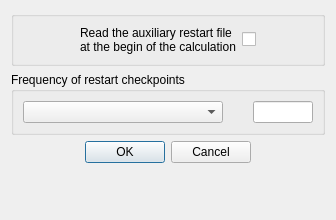
Before: the Qt Designer form gui/Pages/StartRestartAdvancedDialogForm.ui in code-saturne/code_saturne, drawn with Qt 5.
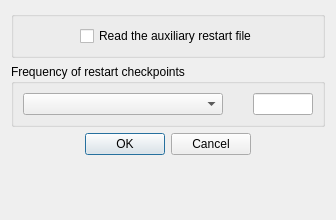
After: the same form once the commit is applied.

Commit message:
Save mesh_input in restart by default.
Cherry-picked from commit 497e27bf on master.

To avoid using excess disk space when files are identical across
runs, use hard links where appropriate (and move mesh_output
to checkpoint/mesh_input upon checkpointing).

Diff of the .ui file:
```diff
--- a/gui/Pages/StartRestartAdvancedDialogForm.ui
+++ b/gui/Pages/StartRestartAdvancedDialogForm.ui
@@ -35,24 +35,13 @@
           </property>
          </spacer>
         </item>
-        <item>
-         <widget class="QLabel" name="labelILEAUX">
-          <property name="toolTip">
-           <string>&lt;html&gt;&lt;head/&gt;&lt;body&gt;&lt;p&gt;&lt;span style=&quot; font-size:9pt;&quot;&gt;Indicate whether the auxilary restart file sould be read or not.&lt;/span&gt;&lt;/p&gt;&lt;p&gt;&lt;span style=&quot; font-size:9pt;&quot;&gt;(Code_Saturne key word: &lt;/span&gt;&lt;span style=&quot; font-size:9pt; font-weight:600;&quot;&gt;ILEAUX&lt;/span&gt;&lt;span style=&quot; font-size:9pt;&quot;&gt;)&lt;/span&gt;&lt;/p&gt;&lt;/body&gt;&lt;/html&gt;</string>
-          </property>
-          <property name="text">
-           <string>Read the auxiliary restart file
-at the begin of the calculation</string>
-          </property>
-         </widget>
-        </item>
         <item>
          <widget class="QCheckBox" name="checkBoxReadAuxFile">
           <property name="toolTip">
            <string>&lt;html&gt;&lt;head/&gt;&lt;body&gt;&lt;p&gt;&lt;span style=&quot; font-size:9pt;&quot;&gt;Indicate whether the auxilary restart file sould be read or not.&lt;/span&gt;&lt;/p&gt;&lt;p&gt;&lt;span style=&quot; font-size:9pt;&quot;&gt;(Code_Saturne key word: &lt;/span&gt;&lt;span style=&quot; font-size:9pt; font-weight:600;&quot;&gt;ILEAUX&lt;/span&gt;&lt;span style=&quot; font-size:9pt;&quot;&gt;)&lt;/span&gt;&lt;/p&gt;&lt;/body&gt;&lt;/html&gt;</string>
           </property>
           <property name="text">
-           <string/>
+           <string>Read the auxiliary restart file</string>
           </property>
          </widget>
         </item>
```
The commit also changes 14 other files.
